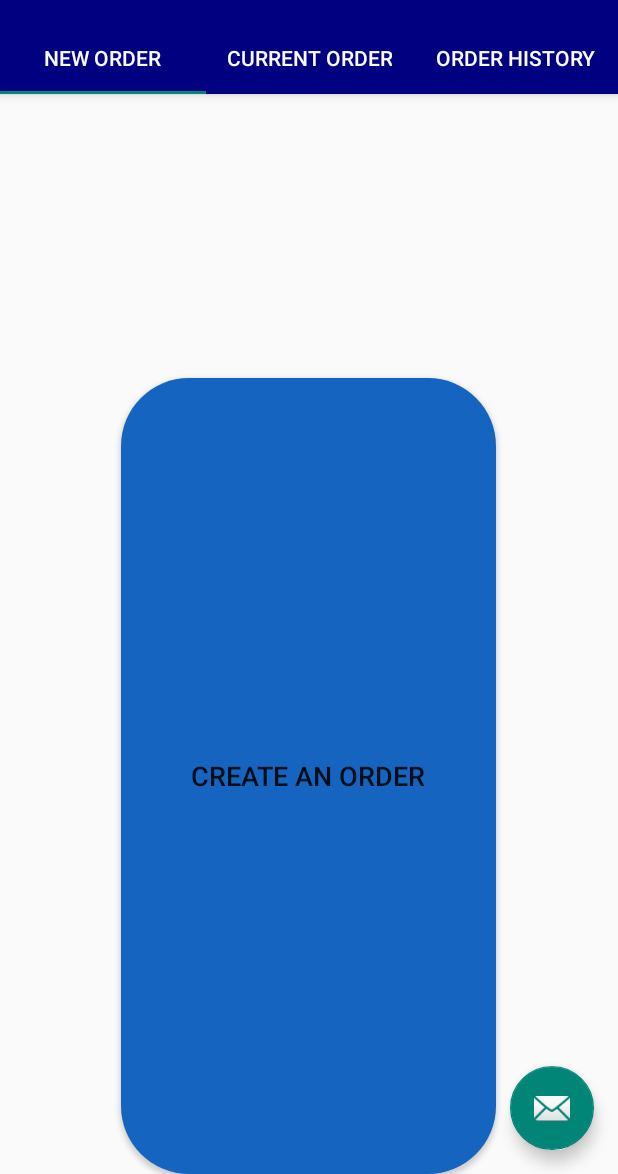
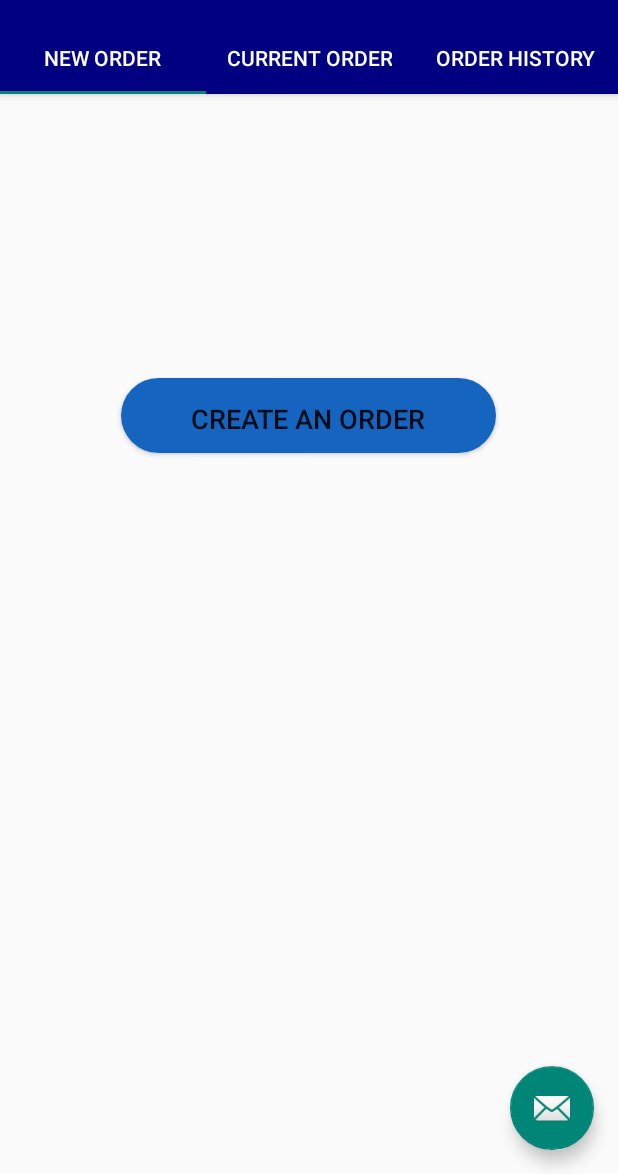
Before and after one commit to faisal2754/Vaiter, an Android app: the tab1 screen opened directly, with no data from a screen before it, on a phone screen of 412 x 824 dp, the part 62-1236 px from its top. Run offline under Robolectric (Android 15) with nearby library versions, the light colour scheme and no system bars.

Commit message:
testing new clone

```diff
--- a/app/src/main/java/com/example/vaiterapp/tab1.java
+++ b/app/src/main/java/com/example/vaiterapp/tab1.java
@@ -33,6 +33,7 @@ import retrofit2.Callback;
 import retrofit2.Response;
 
 public class tab1 extends Fragment implements View.OnClickListener{
+    //wtf
     private View Tab1View;
     private ListView list_view;
     private ArrayAdapter<String> adapter;
--- a/app/src/main/res/layout/tab1_customer_main.xml
+++ b/app/src/main/res/layout/tab1_customer_main.xml
@@ -6,10 +6,18 @@
     android:layout_height="match_parent"
     tools:context="com.example.vaiterapp.ui.main.PlaceholderFragment">
 
-        <LinearLayout
-            android:layout_width="match_parent"
-            android:layout_height="match_parent"
-            android:orientation="vertical">
+    <Button
+        android:id="@+id/btnOrder"
+        android:layout_width="250dp"
+        android:layout_height="50dp"
+        android:layout_alignParentTop="true"
+        android:layout_centerHorizontal="true"
+        android:layout_gravity="center"
+        android:layout_marginTop="189dp"
+        android:layout_weight="1"
+        android:background="@drawable/buttonstylegradient"
+        android:text="Create an order"
+        android:textSize="18sp" />
 
     <ListView
         android:id="@+id/list_view"
@@ -19,20 +27,5 @@
 
         />
 
-            <Button
-                android:id="@+id/btnOrder"
-                android:layout_width="250dp"
-                android:layout_height="50dp"
-                android:layout_alignParentTop="true"
-                android:layout_centerHorizontal="true"
-                android:background="@drawable/buttonstylegradient"
-                android:layout_gravity="center"
-                android:layout_marginTop="189dp"
-                android:layout_weight="1"
-                android:text="Create an order"
-                android:textSize="18sp" />
-        </LinearLayout>
-
-
 
 </RelativeLayout>
```
Lines whose indentation alone changed are shown as unchanged.
